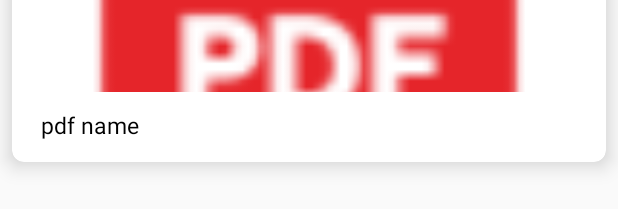
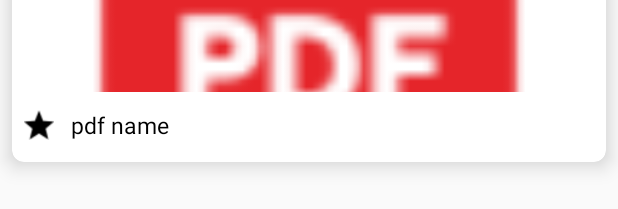
Before and after one commit to SrujalAudarya/PDF-Reader, an Android app: the layout sample_items.xml on its own in the app's theme, with its tools: preview values and no code run, on a phone screen of 412 x 824 dp. Shown: the part 165-374 px from the top of the screen. Run offline under Robolectric (Android 15) with nearby library versions, the phone set to English and light mode, and no system bars; Roboto replaces fonts that are not available here.

Commit message:
displaying the starred pdf with star when click on recycleView

```diff
--- a/app/src/main/java/com/srujal/pdfreader/MainActivity.java
+++ b/app/src/main/java/com/srujal/pdfreader/MainActivity.java
@@ -156,7 +156,7 @@ public class MainActivity extends AppCompatActivity implements onPDFSelectorList
         }
 
         // Get starred PDFs from SharedPreferences
-        SharedPreferences preferences = getSharedPreferences("StarredPDFs", MODE_PRIVATE);
+        SharedPreferences preferences = getSharedPreferences("StarredPrefs", MODE_PRIVATE);
         List<File> starredList = new ArrayList<>();
         List<File> unstarredList = new ArrayList<>();
 
--- a/app/src/main/java/com/srujal/pdfreader/PDFActivity.java
+++ b/app/src/main/java/com/srujal/pdfreader/PDFActivity.java
@@ -27,7 +27,7 @@ public class PDFActivity extends AppCompatActivity {
 
         getSupportActionBar().hide();
 
-        preferences = getSharedPreferences("StarredPDFs", MODE_PRIVATE);
+        preferences = getSharedPreferences("StarredPrefs", MODE_PRIVATE);
 
         filePath = getIntent().getStringExtra("path");
         fileName = getIntent().getStringExtra("name");
--- a/app/src/main/java/com/srujal/pdfreader/PDFviewHolder.java
+++ b/app/src/main/java/com/srujal/pdfreader/PDFviewHolder.java
@@ -1,6 +1,7 @@
 package com.srujal.pdfreader;
 
 import android.view.View;
+import android.widget.ImageView;
 import android.widget.TextView;
 
 import androidx.annotation.NonNull;
@@ -11,11 +12,12 @@ public class PDFviewHolder extends RecyclerView.ViewHolder {
 
     public TextView tvName;
     public CardView cardView;
-
+    public ImageView ivStar; // Add the star icon reference
 
     public PDFviewHolder(@NonNull View itemView) {
         super(itemView);
         tvName = itemView.findViewById(R.id.tvPdfName);
         cardView = itemView.findViewById(R.id.pdfCardView);
+        ivStar = itemView.findViewById(R.id.ivStar);
     }
 }
--- a/app/src/main/res/layout/sample_items.xml
+++ b/app/src/main/res/layout/sample_items.xml
@@ -24,6 +24,20 @@
             android:scaleType="centerCrop"
             android:contentDescription="PDF Icon" />
 
+        <LinearLayout
+            android:layout_width="match_parent"
+            android:layout_height="wrap_content"
+            android:orientation="horizontal">
+
+            <ImageView
+                android:id="@+id/ivStar"
+                android:layout_width="20dp"
+                android:layout_height="20dp"
+                android:layout_gravity="center_vertical"
+                android:layout_marginEnd="5dp"
+                android:src="@drawable/clickstaricon"
+                android:contentDescription="Star icon" />
+
             <TextView
                 android:id="@+id/tvPdfName"
                 android:layout_width="match_parent"
@@ -37,8 +51,9 @@
                 android:scrollHorizontally="true"
                 android:focusable="true"
                 android:focusableInTouchMode="true"
-            android:padding="6dp"
-            android:layout_marginHorizontal="5dp" />
+                android:padding="6dp" />
+
+        </LinearLayout>
 
     </LinearLayout>
 
```
Also changed, not shown: app/src/main/java/com/srujal/pdfreader/PDFAdapter.java (+14 -0 lines). Lines whose indentation alone changed are shown as unchanged.
